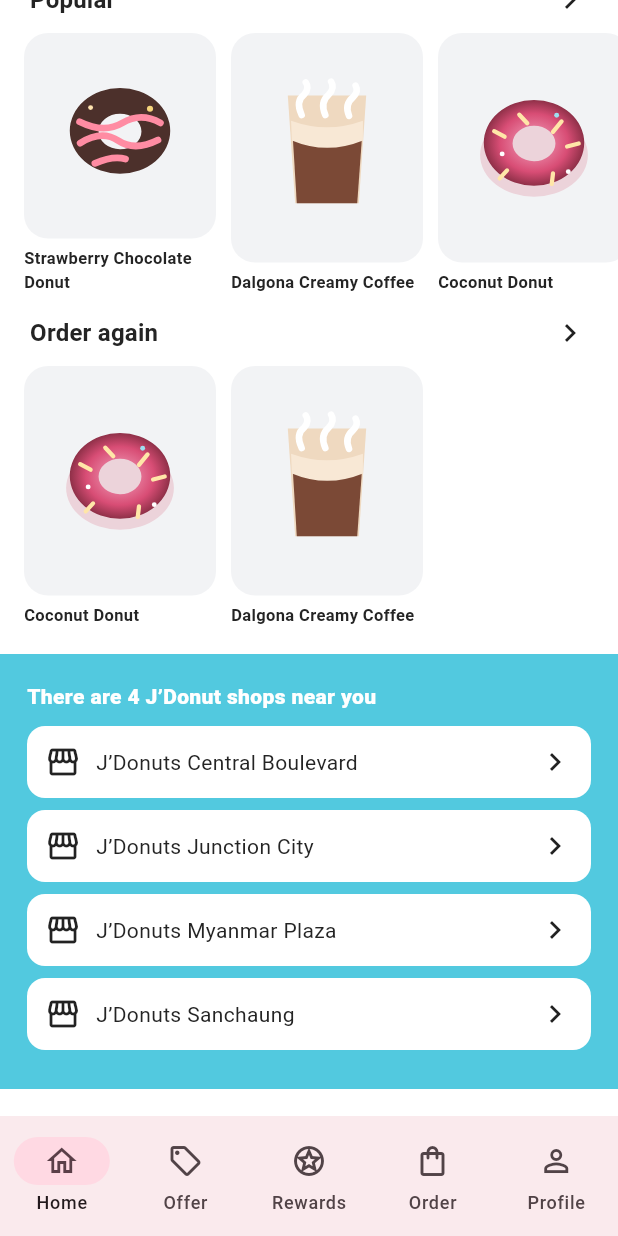
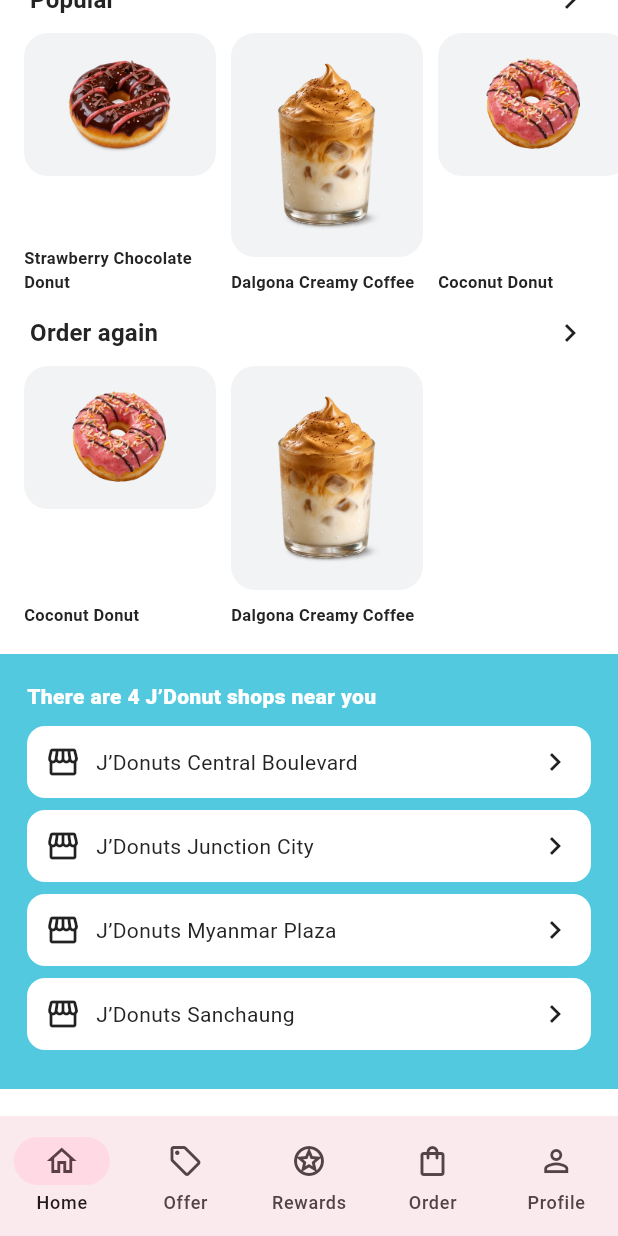
Before and after one commit to eizinhtun/jdonuts, a Flutter app: the HomeScreen screen opened by its route, scrolled down 528 dp, on a phone screen of 412 x 824 dp. Run offline on Flutter 3.47's test engine with Material 3 defaults, Android fonts, the phone set to English and light mode, and no system bars; our stand-ins replace cached_network_image, connectivity_plus, drift, flutter_riverpod, flutter_secure_storage, flutter_svg and 1 more; accounts and stored records are empty; generated files the repository leaves out were written again; network calls fail; Roboto replaces fonts that are missing (Arial).

Commit message:
feat(offline): bundle product images and migrate seed paths

```diff
--- a/lib/core/presentation/seed_image.dart
+++ b/lib/core/presentation/seed_image.dart
@@ -4,7 +4,7 @@ import 'package:flutter_svg/flutter_svg.dart';
 
 import '../theme/tokens.dart';
 
-/// Uses bundled vector artwork for offline seeds and disk cache for remote rasters.
+/// Uses bundled vector/raster assets offline and disk cache for remote images.
 class SeedImage extends StatelessWidget {
   const SeedImage({
     super.key,
@@ -28,11 +28,23 @@ class SeedImage extends StatelessWidget {
         errorWidget: (_, _, _) => const _ImageFailure(),
       );
     }
-    return SvgPicture.asset(
+    if (assetName.toLowerCase().endsWith('.svg')) {
+      return SvgPicture.asset(
+        'assets/images/$assetName',
+        fit: fit,
+        semanticsLabel: semanticsLabel,
+        placeholderBuilder: (_) => const ColoredBox(color: AppColors.canvas),
+        errorBuilder: (_, _, _) => const _ImageFailure(),
+      );
+    }
+    return Image.asset(
       'assets/images/$assetName',
       fit: fit,
-      semanticsLabel: semanticsLabel,
-      placeholderBuilder: (_) => const ColoredBox(color: AppColors.canvas),
+      semanticLabel: semanticsLabel,
+      frameBuilder: (context, child, frame, wasSynchronouslyLoaded) =>
+          wasSynchronouslyLoaded || frame != null
+          ? child
+          : const ColoredBox(color: AppColors.canvas),
       errorBuilder: (_, _, _) => const _ImageFailure(),
     );
   }
```
Also changed, not shown: assets/data/seed.json (+6 -6 lines), lib/core/storage/app_database.dart (+22 -1 lines), assets/images/chocolate-donut.png (added), assets/images/coconut-donut.png (added), assets/images/dalgona-coffee.png (added), assets/images/seasonal-donut-box.jpg (added), assets/images/shop-banner.jpg (added), 1 other file.
